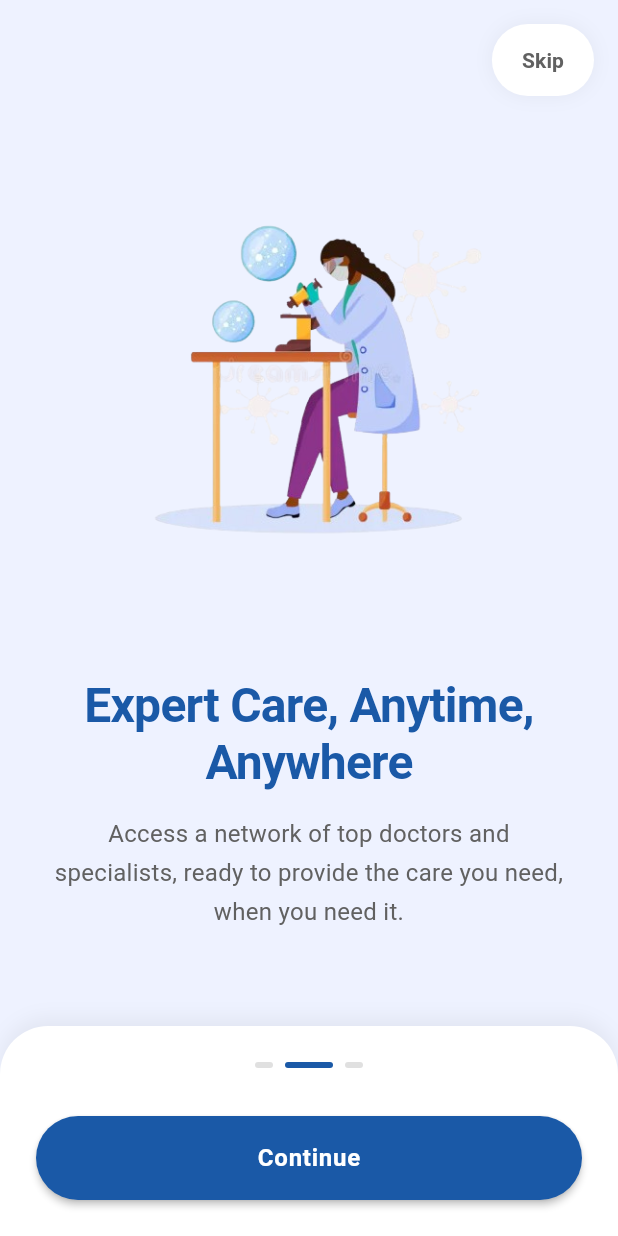
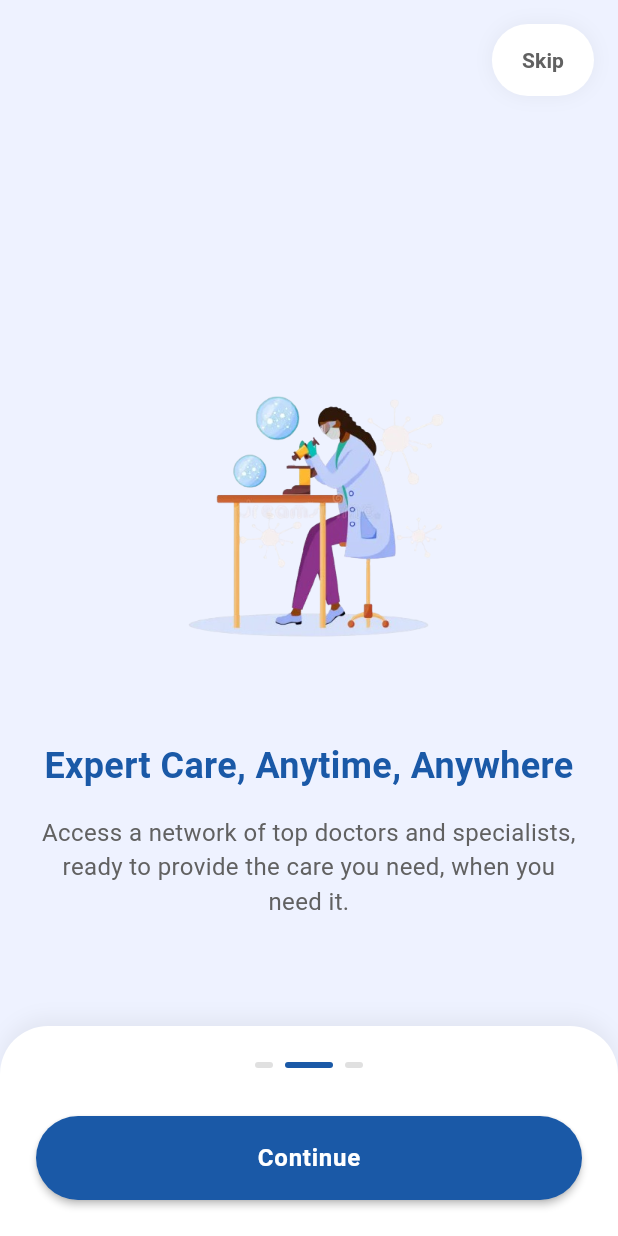
Before and after one commit to fouzzann/Cure-Connec-Main-App, a Flutter app: the screen it shows after launch, after a tap on "Continue", on a phone screen of 412 x 824 dp. Run offline on Flutter 3.47's test engine with Material 3 defaults, Android fonts, the phone set to English and light mode, and no system bars; our stand-ins replace carousel_slider, cloud_firestore, firebase_auth, firebase_core, get, google_sign_in and 1 more; accounts and stored records are empty.

Commit message:
strucured the home page

```diff
--- /dev/null
+++ b/lib/controllers/welcome_page_controller.dart
@@ -0,0 +1,9 @@
+import 'package:get/get.dart';
+
+class WelcomePageController extends GetxController {
+  var currentIndex = 0.obs;
+
+  void changePage(int index) {
+    currentIndex.value = index;
+  }
+}
--- a/lib/views/screens/welcome_page.dart
+++ b/lib/views/screens/welcome_page.dart
@@ -1,41 +1,48 @@
 import 'package:cure_connect_service/authentication/login.dart';
+import 'package:cure_connect_service/controllers/welcome_page_controller.dart';
+import 'package:cure_connect_service/widgets/welcome_screen/skip_button.dart';
+import 'package:cure_connect_service/widgets/welcome_screen/welcome_page_content.dart';
 import 'package:flutter/material.dart';
 import 'package:get/get.dart';
 
-class WelcomePage extends StatefulWidget {
-  const WelcomePage({Key? key}) : super(key: key);
+class WelcomePage extends StatelessWidget {
+  final PageController _pageController = PageController();
+  final WelcomePageController controller = Get.put(WelcomePageController());
 
-  @override
-  _WelcomePageState createState() => _WelcomePageState();
+  Widget buildPage(WelcomeContent content) {
+    return Container(
+      color: content.backgroundColor,
+      padding: EdgeInsets.all(24),
+      child: Column(
+        mainAxisAlignment: MainAxisAlignment.center,
+        children: [
+          Image.asset(
+            content.imagePath,
+            height: 250,
+          ),
+          SizedBox(height: 32),
+          Text(
+            content.title,
+            textAlign: TextAlign.center,
+            style: TextStyle(
+              fontSize: 24,
+              fontWeight: FontWeight.bold,
+              color: Color(0xFF1A59A7),
+            ),
+          ),
+          SizedBox(height: 16),
+          Text(
+            content.description,
+            textAlign: TextAlign.center,
+            style: TextStyle(
+              fontSize: 16,
+              color: Colors.grey[700],
+            ),
+          ),
+        ],
+      ),
+    );
   }
-
-class _WelcomePageState extends State<WelcomePage> {
-  final PageController _pageController = PageController();
-  int currentIndex = 0;
-
-   List<WelcomeContent> welcomeContent = [
-    WelcomeContent(
-      imagePath: 'assets/welcome_page-removebg-preview.png',
-      title: 'Welcome to Your Health Companion',
-      description:
-          'Easily find and book appointments with trusted doctors near you. Your health, now just a few taps away.',
-      backgroundColor: Color(0xFFECFDF5),
-    ),
-    WelcomeContent(
-      imagePath: 'assets/welcome_page_2_-removebg-preview.png',
-      title: 'Expert Care, Anytime, Anywhere',
-      description:
-          'Access a network of top doctors and specialists, ready to provide the care you need, when you need it.',
-      backgroundColor: Color(0xFFEEF2FF),
-    ),
-    WelcomeContent(
-      imagePath: 'assets/welcome_page_3-removebg-preview.png',
-      title: 'Book with Confidence',
-      description:
-          'Seamlessly manage your health journey from booking appointments to follow-ups. Reliable, secure, and easy.',
-      backgroundColor: Color(0xFFF0FDFF),
-    ),
-  ];
 
   @override
   Widget build(BuildContext context) {
@@ -44,45 +51,13 @@ class _WelcomePageState extends State<WelcomePage> {
         children: [
           PageView.builder(
             controller: _pageController,
-            onPageChanged: (index) {
-              setState(() => currentIndex = index);
-            },
+            onPageChanged: (index) => controller.changePage(index),
             itemCount: welcomeContent.length,
             itemBuilder: (context, index) {
-              return _buildPage(welcomeContent[index]);
+              return buildPage(welcomeContent[index]);
             },
           ),
-          Positioned(
-            top: MediaQuery.of(context).padding.top + 16,
-            right: 16,
-            child: Container(
-              decoration: BoxDecoration(
-                color: Colors.white,
-                borderRadius: BorderRadius.circular(24),
-                boxShadow: [
-                  BoxShadow(
-                    color: Colors.black.withOpacity(0.05),
-                    blurRadius: 10,
-                  ),
-                ],
-              ),
-              child: TextButton(
-                onPressed: () => Get.to(
-                  () => LoginPage(),
-                ),
-                style: TextButton.styleFrom(
-                  padding: EdgeInsets.symmetric(horizontal: 20, vertical: 10),
-                ),
-                child: Text(
-                  'Skip',
-                  style: TextStyle(
-                    color: Colors.grey[700],
-                    fontWeight: FontWeight.w600,
-                  ),
-                ),
-              ),
-            ),
-          ),
+          SkipButton(),
           Positioned(
             bottom: 0,
             left: 0,
@@ -107,15 +82,18 @@ class _WelcomePageState extends State<WelcomePage> {
                     mainAxisAlignment: MainAxisAlignment.center,
                     children: List.generate(
                       welcomeContent.length,
-                      (index) => Container(
+                      (index) => Obx(
+                        () => Container(
                           margin: EdgeInsets.symmetric(horizontal: 4),
                           height: 4,
-                        width: currentIndex == index ? 32 : 12,
+                          width:
+                              controller.currentIndex.value == index ? 32 : 12,
                           decoration: BoxDecoration(
-                          color: currentIndex == index
+                            color: controller.currentIndex.value == index
                                 ? Color(0xFF1A59A7)
                                 : Colors.grey[300],
                             borderRadius: BorderRadius.circular(2),
+                          ),
                         ),
                       ),
                     ),
@@ -124,17 +102,17 @@ class _WelcomePageState extends State<WelcomePage> {
                   SizedBox(
                     width: double.infinity,
                     height: 56,
-                    child: ElevatedButton(
+                    child: Obx(
+                      () => ElevatedButton(
                         onPressed: () {
-                        if (currentIndex < welcomeContent.length - 1) {
+                          if (controller.currentIndex.value <
+                              welcomeContent.length - 1) {
                             _pageController.nextPage(
                               duration: Duration(milliseconds: 300),
                               curve: Curves.easeOut,
                             );
                           } else {
-                          Get.to(
-                            () => LoginPage(),
-                          );
+                            Get.to(() => LoginPage());
                           }
                         },
                         style: ElevatedButton.styleFrom(
@@ -145,7 +123,8 @@ class _WelcomePageState extends State<WelcomePage> {
                           elevation: 2,
                         ),
                         child: Text(
-                        currentIndex == welcomeContent.length - 1
+                          controller.currentIndex.value ==
+                                  welcomeContent.length - 1
                               ? 'Get Started'
                               : 'Continue',
                           style: TextStyle(
@@ -153,6 +132,7 @@ class _WelcomePageState extends State<WelcomePage> {
                             fontSize: 16,
                             fontWeight: FontWeight.w600,
                             letterSpacing: 0.5,
+                          ),
                         ),
                       ),
                     ),
@@ -165,78 +145,4 @@ class _WelcomePageState extends State<WelcomePage> {
       ),
     );
   }
-
-  Widget _buildPage(WelcomeContent content) {
-    return Container(
-      color: content.backgroundColor,
-      child: SafeArea(
-        child: Column(
-          children: [
-            Expanded(
-              child: Column(
-                mainAxisAlignment: MainAxisAlignment.center,
-                children: [
-                  Container(
-                    height: 320,
-                    margin: EdgeInsets.symmetric(horizontal: 24),
-                    decoration: BoxDecoration(
-                      image: DecorationImage(
-                        image: AssetImage(content.imagePath),
-                        fit: BoxFit.contain,
-                      ),
-                    ),
-                  ),
-                  SizedBox(height: 48),
-                  Padding(
-                    padding: EdgeInsets.symmetric(horizontal: 32),
-                    child: Column(
-                      children: [
-                        Text(
-                          content.title,
-                          style: TextStyle(
-                            fontSize: 32,
-                            fontWeight: FontWeight.bold,
-                            color: Color(0xFF1A59A7),
-                            height: 1.2,
-                            letterSpacing: -0.5,
-                          ),
-                          textAlign: TextAlign.center,
-                        ),
-                        SizedBox(height: 16),
-                        Text(
-                          content.description,
-                          style: TextStyle(
-                            fontSize: 16,
-                            color: Colors.grey[700],
-                            height: 1.6,
-                            letterSpacing: 0.2,
-                          ),
-                          textAlign: TextAlign.center,
-                        ),
-                      ],
-                    ),
-                  ),
-                ],
-              ),
-            ),
-            SizedBox(height: 120),
-          ],
-        ),
-      ),
-    );
 }
-}
-
- class WelcomeContent {
-  final String imagePath;
-  final String title;
-  final String description;
-  final Color backgroundColor;
-
-  WelcomeContent({
-    required this.imagePath,
-    required this.title,
-    required this.description,
-    required this.backgroundColor,
-  });
-}
--- /dev/null
+++ b/lib/widgets/welcome_screen/skip_button.dart
@@ -0,0 +1,40 @@
+import 'package:cure_connect_service/authentication/login.dart';
+import 'package:flutter/material.dart';
+import 'package:get/get.dart';
+
+class SkipButton extends StatelessWidget {
+  const SkipButton({super.key});
+
+  @override
+  Widget build(BuildContext context) {
+    return Positioned(
+      top: MediaQuery.of(context).padding.top + 16,
+      right: 16,
+      child: Container(
+        decoration: BoxDecoration(
+          color: Colors.white,
+          borderRadius: BorderRadius.circular(24),
+          boxShadow: [
+            BoxShadow(
+              color: Colors.black.withOpacity(0.05),
+              blurRadius: 10,
+            ),
+          ],
+        ),
+        child: TextButton(
+          onPressed: () => Get.to(() => LoginPage()),
+          style: TextButton.styleFrom(
+            padding: EdgeInsets.symmetric(horizontal: 20, vertical: 10),
+          ),
+          child: Text(
+            'Skip',
+            style: TextStyle(
+              color: Colors.grey[700],
+              fontWeight: FontWeight.w600,
+            ),
+          ),
+        ),
+      ),
+    );
+  }
+}
--- a/lib/widgets/welcome_screen/welcome_page_content.dart
+++ b/lib/widgets/welcome_screen/welcome_page_content.dart
@@ -0,0 +1,39 @@
+import 'dart:ui';
+
+class WelcomeContent {
+  final String imagePath;
+  final String title;
+  final String description;
+  final Color backgroundColor;
+
+  WelcomeContent({
+    required this.imagePath,
+    required this.title,
+    required this.description,
+    required this.backgroundColor,
+  });
+}
+
+final List<WelcomeContent> welcomeContent = [
+    WelcomeContent(
+      imagePath: 'assets/welcome_page-removebg-preview.png',
+      title: 'Welcome to Your Health Companion',
+      description:
+          'Easily find and book appointments with trusted doctors near you. Your health, now just a few taps away.',
+      backgroundColor: Color(0xFFECFDF5),
+    ),
+    WelcomeContent(
+      imagePath: 'assets/welcome_page_2_-removebg-preview.png',
+      title: 'Expert Care, Anytime, Anywhere',
+      description:
+          'Access a network of top doctors and specialists, ready to provide the care you need, when you need it.',
+      backgroundColor: Color(0xFFEEF2FF),
+    ),
+    WelcomeContent(
+      imagePath: 'assets/welcome_page_3-removebg-preview.png',
+      title: 'Book with Confidence',
+      description:
+          'Seamlessly manage your health journey from booking appointments to follow-ups. Reliable, secure, and easy.',
+      backgroundColor: Color(0xFFF0FDFF),
+    ),
+  ];
--- a/pubspec.yaml
+++ b/pubspec.yaml
@@ -50,6 +50,7 @@ dependencies:
   cached_network_image: ^3.4.1
   url_launcher: ^6.3.1
   shared_preferences: ^2.3.3
+  flutter_stripe: ^11.3.0
 
 
 dev_dependencies:
```
Also changed, not shown: lib/widgets/welcome_screen/page_view_builder.dart (added), pubspec.lock. Lines whose indentation alone changed are shown as unchanged.
